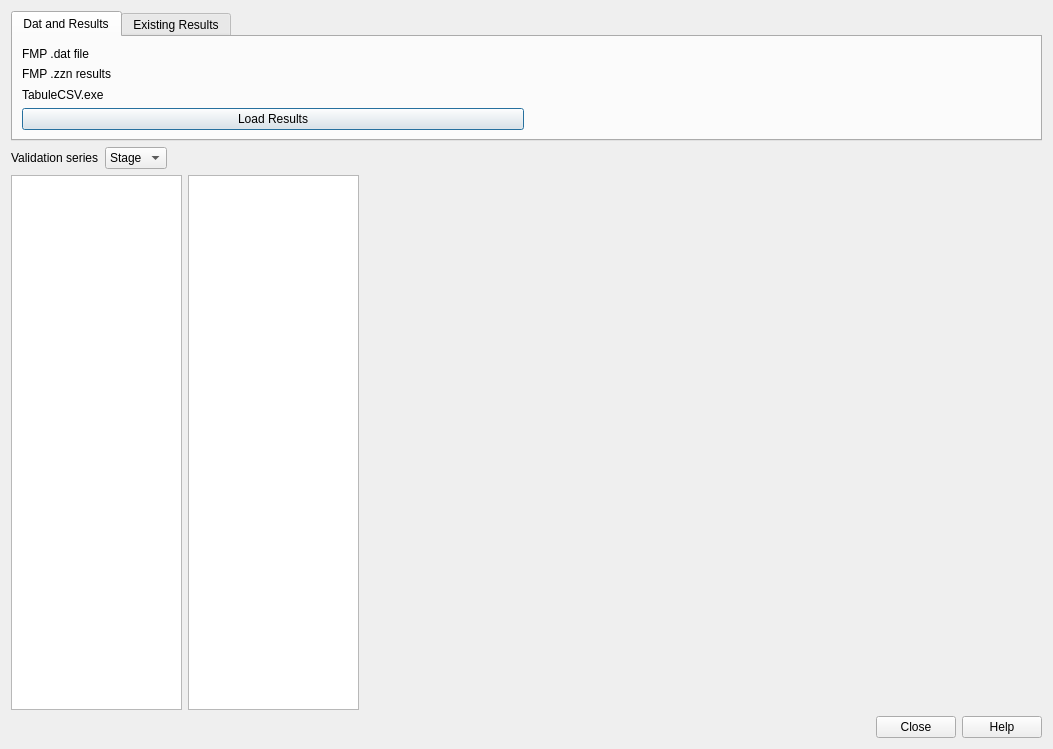
Above: mod_check/forms/ui_fmpstability_check_dialog.ui from duncan-r/ModCheck before the change. Below: the same form after it.
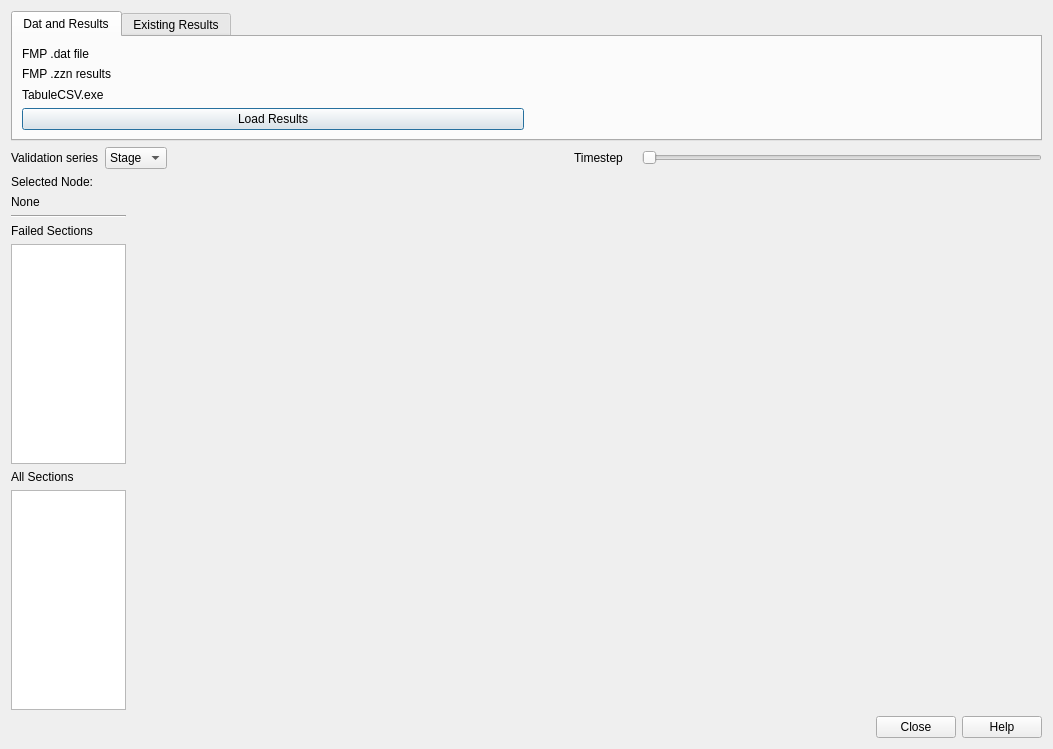
That is the form after the change. The open tabs and pages were chosen to show the change. Custom widgets are drawn as their Qt base class.

Commit message:
Add section geometry to stability check.
Adds an additional graph to show the cross section geometry
data alongside the time series. Will only draw if the node name
can be found from the time series node value.

Stage elevation is drawn along the section at the given timestep
set by the user. Allows user to compare the time series and
section stage data alongside at specific timesteps to look at
stability causes.

What changed in the file:
```diff
--- a/mod_check/forms/ui_fmpstability_check_dialog.ui
+++ b/mod_check/forms/ui_fmpstability_check_dialog.ui
@@ -17,7 +17,7 @@
    <item>
     <widget class="QTabWidget" name="fileSelectionTabWidget">
      <property name="currentIndex">
-      <number>1</number>
+      <number>0</number>
      </property>
      <widget class="QWidget" name="datAndResultsTab">
       <attribute name="title">
@@ -175,20 +175,92 @@
        </property>
       </spacer>
      </item>
+     <item>
+      <widget class="QLabel" name="label_10">
+       <property name="text">
+        <string>Timestep</string>
+       </property>
+      </widget>
+     </item>
+     <item>
+      <widget class="QLabel" name="timestepValueLabel">
+       <property name="text">
+        <string/>
+       </property>
+      </widget>
+     </item>
+     <item>
+      <widget class="QSlider" name="timestepSlider">
+       <property name="orientation">
+        <enum>Qt::Horizontal</enum>
+       </property>
+      </widget>
+     </item>
     </layout>
    </item>
    <item>
-    <layout class="QHBoxLayout" name="horizontalLayout_2" stretch="2,2,8">
+    <layout class="QHBoxLayout" name="horizontalLayout_2" stretch="1,4,4">
+     <item>
+      <layout class="QVBoxLayout" name="verticalLayout_2">
+       <item>
+        <widget class="QLabel" name="label_11">
+         <property name="text">
+          <string>Selected Node:</string>
+         </property>
+        </widget>
+       </item>
+       <item>
+        <widget class="QLabel" name="nodeNameLabel">
+         <property name="text">
+          <string>None</string>
+         </property>
+        </widget>
+       </item>
+       <item>
+        <widget class="Line" name="line">
+         <property name="orientation">
+          <enum>Qt::Horizontal</enum>
+         </property>
+        </widget>
+       </item>
+       <item>
+        <widget class="QLabel" name="label_8">
+         <property name="text">
+          <string>Failed Sections</string>
+         </property>
+        </widget>
+       </item>
      <item>
       <widget class="QListWidget" name="failedSeriesList"/>
      </item>
+       <item>
+        <widget class="QLabel" name="label_9">
+         <property name="text">
+          <string>All Sections</string>
+         </property>
+        </widget>
+       </item>
      <item>
       <widget class="QListWidget" name="allSeriesList"/>
      </item>
+      </layout>
+     </item>
      <item>
       <layout class="QVBoxLayout" name="graphLayout"/>
      </item>
+     <item>
+      <layout class="QVBoxLayout" name="geomGraphLayout"/>
+     </item>
     </layout>
+   </item>
+   <item>
+    <layout class="QHBoxLayout" name="horizontalLayout_3">
+     <item>
+      <widget class="QLabel" name="statusLabel">
+       <property name="text">
+        <string/>
+       </property>
+      </widget>
    </item>
    <item>
     <widget class="QDialogButtonBox" name="buttonBox">
@@ -199,6 +271,8 @@
       <set>QDialogButtonBox::Close|QDialogButtonBox::Help</set>
      </property>
     </widget>
+     </item>
+    </layout>
    </item>
   </layout>
  </widget>
```
Lines whose indentation alone changed are shown as unchanged. The commit also changes 4 other files.
